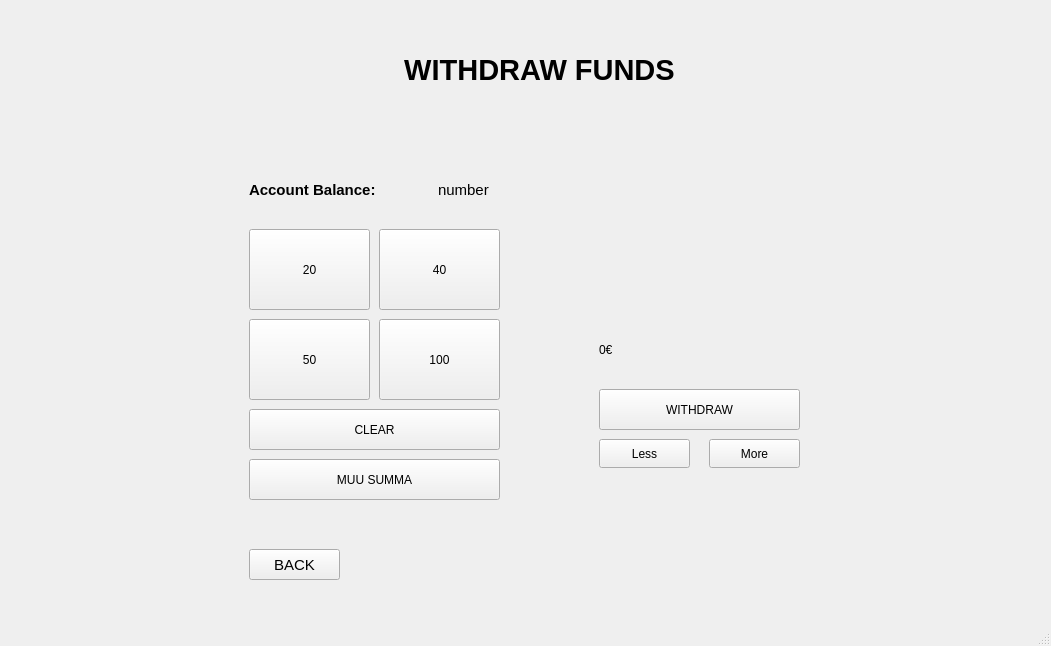
Above: bank-automat/mainwindow.ui from tvt23-pankkiprojekti/SPO_Group1 before the change. Below: the same form after it.
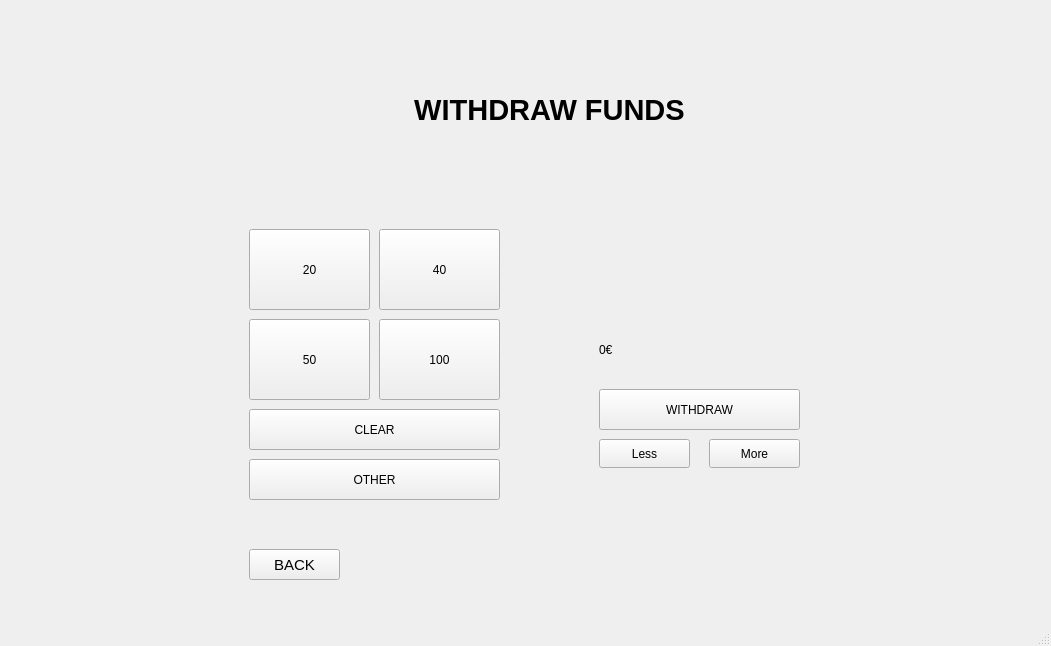
That is the form after the change. The open tabs and pages were chosen to show the change. Icons and pictures are not drawn.

The edit to the form file:
```diff
--- a/bank-automat/mainwindow.ui
+++ b/bank-automat/mainwindow.ui
@@ -365,8 +365,8 @@
        <widget class="QLabel" name="label_13">
         <property name="geometry">
          <rect>
-          <x>350</x>
-          <y>40</y>
+          <x>360</x>
+          <y>80</y>
           <width>361</width>
           <height>41</height>
          </rect>
@@ -512,54 +512,6 @@
          <string>WITHDRAW</string>
         </property>
        </widget>
-       <widget class="QWidget" name="gridLayoutWidget_6">
-        <property name="geometry">
-         <rect>
-          <x>240</x>
-          <y>160</y>
-          <width>371</width>
-          <height>41</height>
-         </rect>
-        </property>
-        <layout class="QGridLayout" name="accountGrid_2">
-         <item row="0" column="0">
-          <widget class="QLabel" name="labelBalance">
-           <property name="font">
-            <font>
-             <family>Segoe UI</family>
-             <pointsize>11</pointsize>
-             <italic>false</italic>
-             <bold>true</bold>
-            </font>
-           </property>
-           <property name="styleSheet">
-            <string notr="true">font: 700 11pt &quot;Segoe UI&quot;;</string>
-           </property>
-           <property name="text">
-            <string>Account Balance:</string>
-           </property>
-          </widget>
-         </item>
-         <item row="0" column="1" alignment="Qt::AlignLeft">
-          <widget class="QLabel" name="displayBalance">
-           <property name="font">
-            <font>
-             <family>Segoe UI</family>
-             <pointsize>11</pointsize>
-             <italic>false</italic>
-             <bold>false</bold>
-            </font>
-           </property>
-           <property name="styleSheet">
-            <string notr="true">font: 11pt &quot;Segoe UI&quot;;</string>
-           </property>
-           <property name="text">
-            <string>number</string>
-           </property>
-          </widget>
-         </item>
-        </layout>
-       </widget>
        <widget class="QLabel" name="labelWithdrawSum">
         <property name="geometry">
          <rect>
@@ -589,7 +541,7 @@
          <string notr="true">font: 700;</string>
         </property>
         <property name="text">
-         <string>MUU SUMMA</string>
+         <string>OTHER</string>
         </property>
        </widget>
        <widget class="QPushButton" name="lessBtn">
```
Left out of the diff: 20 changed lines with no effect on the pictures.
